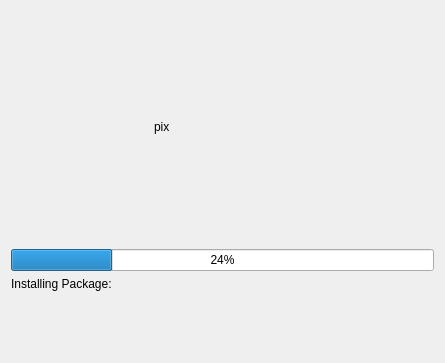
dadas45li/yali, file yali4/gui/Ui/installwidget.ui: the form before one commit.
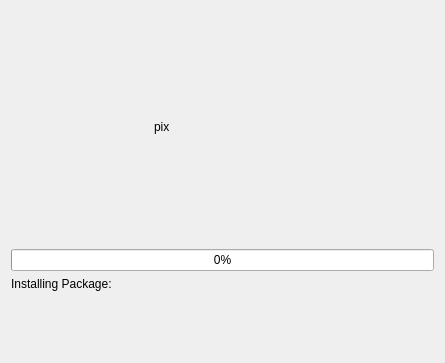
The form after the commit.

Commit message: * Pending Actions logs moved to debug screen * GoodBye screen ported completely * YaliSteps is running now without qt4 * GoodBye widget recreated with designer

Patch:
```diff
--- a/yali4/gui/Ui/installwidget.ui
+++ b/yali4/gui/Ui/installwidget.ui
@@ -64,7 +64,7 @@
    <item row="1" column="0" colspan="3" >
     <widget class="QProgressBar" name="progress" >
      <property name="value" >
-      <number>24</number>
+      <number>0</number>
      </property>
     </widget>
    </item>
```
The commit also changes 6 other files.
